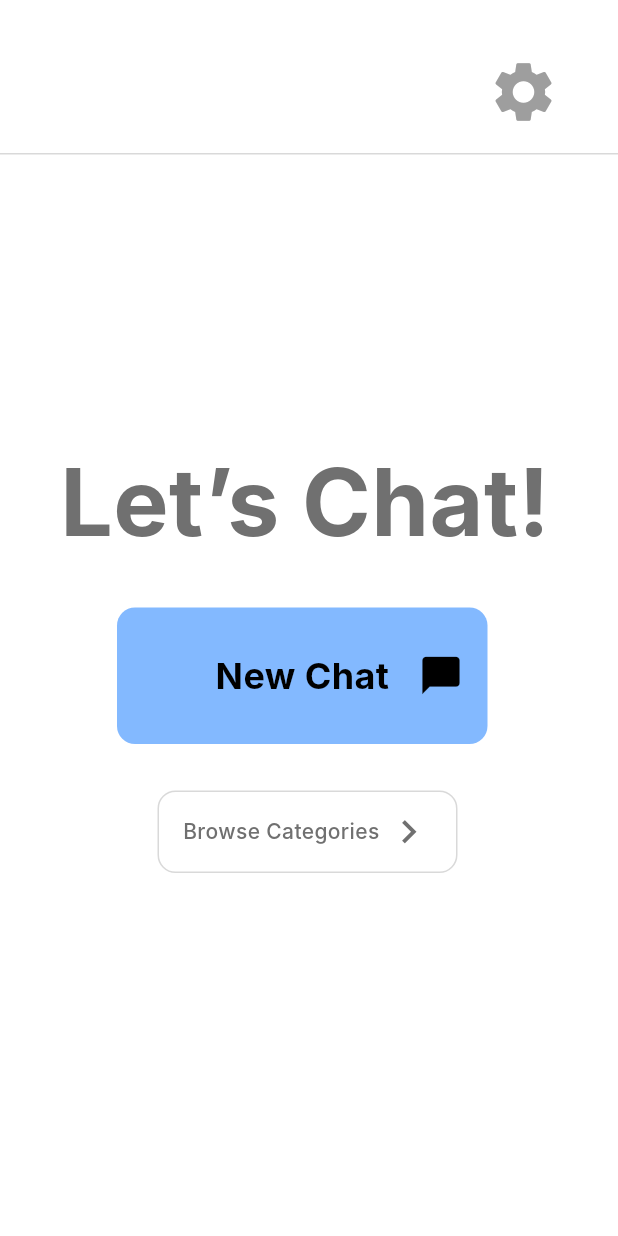
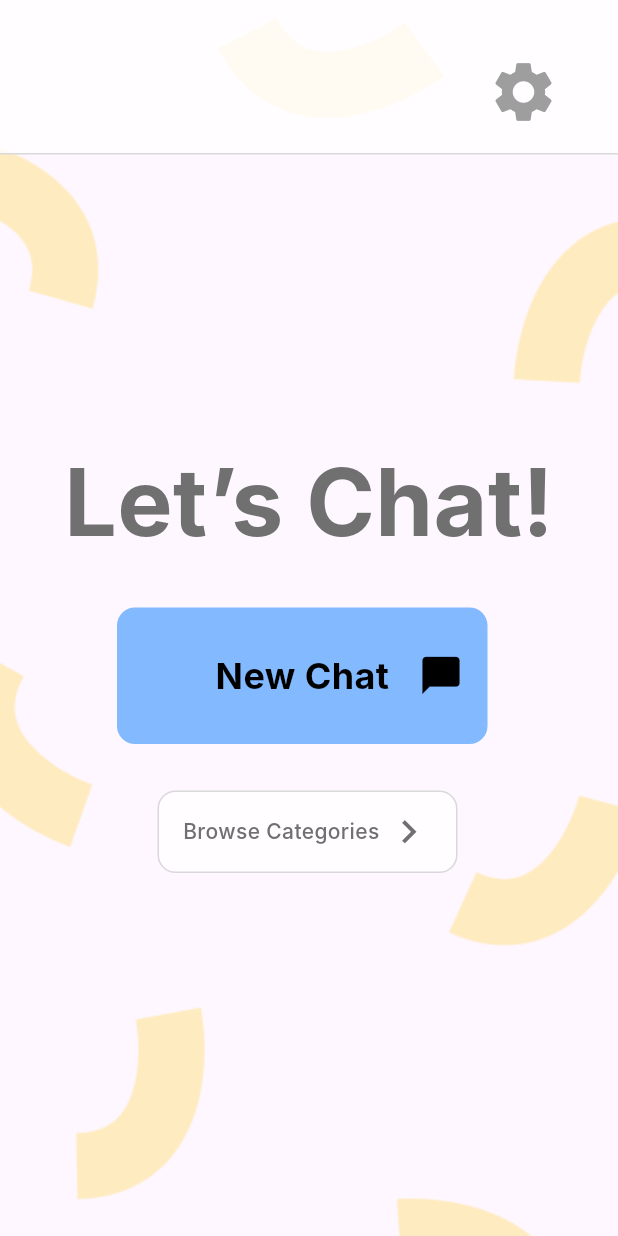
Before and after one commit to ParkerWilliams1/gemo, a Flutter app: the screen it shows after launch, after a tap on "Go to Home Screen", on a phone screen of 412 x 824 dp. Run offline on Flutter 3.47's test engine with Material 3 defaults, Android fonts, the phone set to English and light mode, and no system bars; Roboto replaces fonts that are missing (Inter).

Commit message:
Updated home screen background, added assets folder. Centered text on screen.

```diff
--- a/lib/main.dart
+++ b/lib/main.dart
@@ -63,7 +63,7 @@ class _MyHomePageState extends State<MyHomePage> {
   void _navigateToHomeScreen() {
     Navigator.push(
       context,
-      MaterialPageRoute(builder: (context) => HomeScreen()),
+      MaterialPageRoute(builder: (context) => const HomeScreen()),
     );
   }
 
--- a/lib/screens/screen_home.dart
+++ b/lib/screens/screen_home.dart
@@ -9,12 +9,18 @@ class HomeScreen extends StatelessWidget {
       body: Container(
         width: double.infinity,
         height: double.infinity,
-        decoration: const BoxDecoration(color: Colors.white),
+        decoration: const BoxDecoration(
+          image: DecorationImage(
+            image: AssetImage('assets/HomeScreen.png'), // Path to your image
+            fit: BoxFit.cover, // Ensures the image covers the entire screen
+          ),
+        ),
         child: Stack(
           children: [
-            const Positioned(
-              left: 40,
-              top: 290,
+            const Align(
+              alignment: Alignment.topCenter,
+              child: Padding(
+                padding: EdgeInsets.only(top: 290),
                 child: Text(
                   'Let’s Chat!',
                   style: TextStyle(
@@ -22,6 +28,7 @@ class HomeScreen extends StatelessWidget {
                     fontSize: 62,
                     fontFamily: 'Inter',
                     fontWeight: FontWeight.w700,
+                  ),
                 ),
               ),
             ),
@@ -54,17 +61,17 @@ class HomeScreen extends StatelessWidget {
               ),
             ),
             Positioned(
-              left: 105, // Adjusted for centering
+              left: 105,
               top: 527,
               child: GestureDetector(
                 onTap: () {
                   print("Browse Categories Clicked");
                 },
                 child: Container(
-                  width: 200, // Increased width
-                  height: 55, // Slightly increased height
+                  width: 200,
+                  height: 55,
                   decoration: BoxDecoration(
-                    color: Colors.white,
+                    color: Colors.white.withOpacity(0.8), // Slight transparency
                     border: Border.all(width: 1, color: const Color(0xFFD9D9D9)),
                     borderRadius: BorderRadius.circular(12),
                   ),
@@ -72,7 +79,7 @@ class HomeScreen extends StatelessWidget {
                     mainAxisAlignment: MainAxisAlignment.spaceBetween,
                     children: [
                       Padding(
-                        padding: EdgeInsets.only(left: 16), // Added padding
+                        padding: EdgeInsets.only(left: 16),
                         child: Text(
                           'Browse Categories',
                           style: TextStyle(
@@ -84,8 +91,9 @@ class HomeScreen extends StatelessWidget {
                         ),
                       ),
                       Padding(
-                        padding: EdgeInsets.only(right: 16), // Added padding
-                        child: Icon(Icons.chevron_right, size: 31, color: Color(0xFF707070)),
+                        padding: EdgeInsets.only(right: 16),
+                        child: Icon(Icons.chevron_right,
+                            size: 31, color: Color(0xFF707070)),
                       ),
                     ],
                   ),
@@ -93,8 +101,8 @@ class HomeScreen extends StatelessWidget {
               ),
             ),
             const Positioned(
-              left: 78 + 247 - 30 - 16, // Adjusted positioning
-              top: 405 + (91 - 30) / 2, // Centered with text
+              left: 78 + 247 - 30 - 16,
+              top: 405 + (91 - 30) / 2,
               child: Icon(Icons.chat_bubble, size: 30, color: Colors.black),
             ),
             Positioned(
@@ -104,7 +112,7 @@ class HomeScreen extends StatelessWidget {
                 width: 473,
                 height: 136,
                 decoration: BoxDecoration(
-                  color: Colors.white,
+                  color: Colors.white.withOpacity(0.8),
                   border: Border.all(width: 1, color: const Color(0xFFD9D9D9)),
                 ),
               ),
--- a/pubspec.yaml
+++ b/pubspec.yaml
@@ -59,9 +59,8 @@ flutter:
   uses-material-design: true
 
   # To add assets to your application, add an assets section, like this:
-  # assets:
-  #   - images/a_dot_burr.jpeg
-  #   - images/a_dot_ham.jpeg
+  assets:
+    - assets/HomeScreen.png
 
   # An image asset can refer to one or more resolution-specific "variants", see
   # https://flutter.dev/to/resolution-aware-images
```
Also changed, not shown: lib/screens/profile_screen.dart (+10 -10 lines), assets/HomeScreen.png (added). Lines whose indentation alone changed are shown as unchanged.
